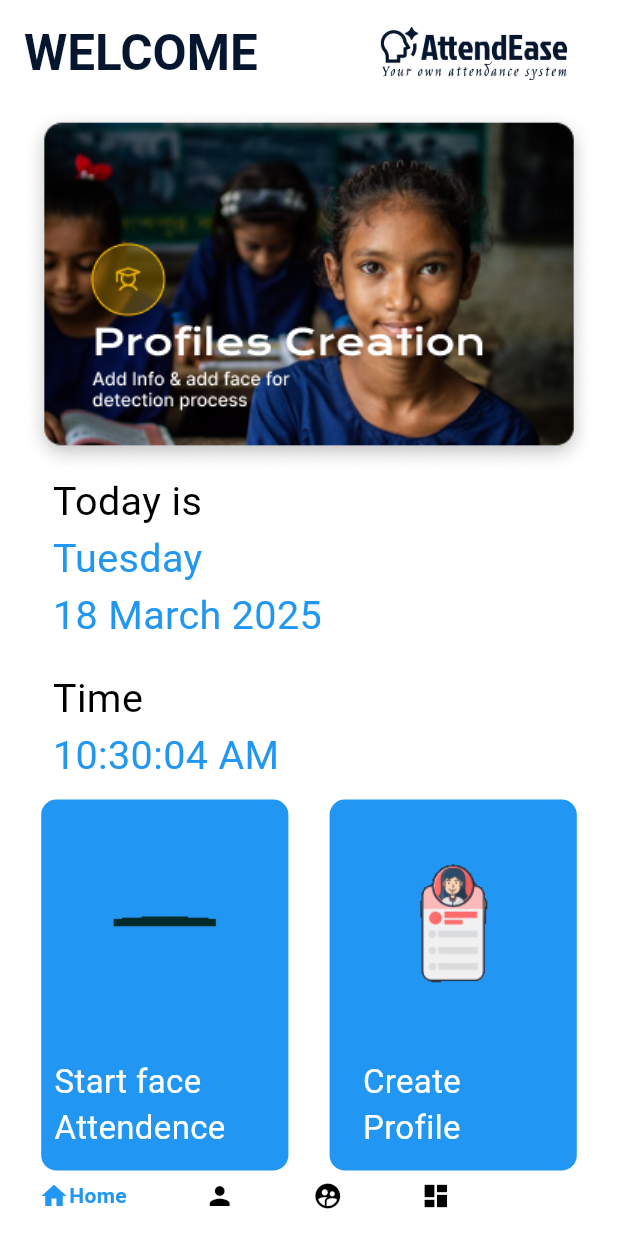
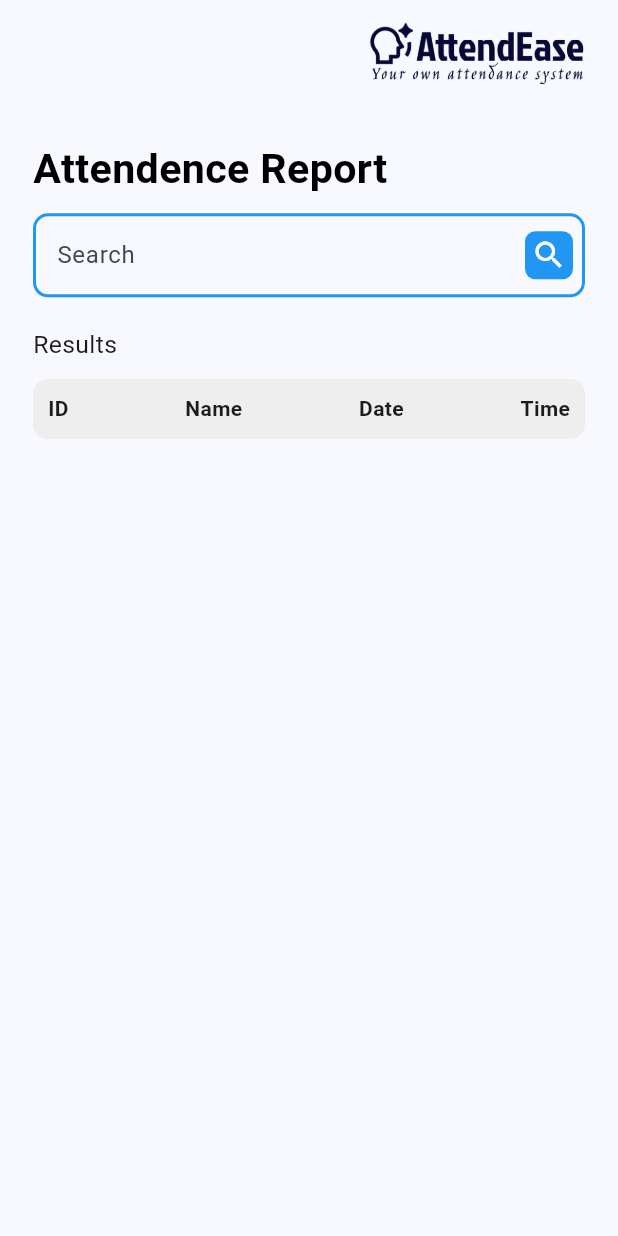
Before and after one commit to Hammadyousaf1/AttendEase, a Flutter app: the screen it shows after launch, on a phone screen of 412 x 824 dp. Run offline on Flutter 3.47's test engine with Material 3 defaults, Android fonts, the phone set to English and light mode, and no system bars; drawn by our look-alikes of carousel_slider, google_nav_bar; our stand-ins replace camera, flutter_screenutil, google_fonts, permission_handler, supabase_flutter; missing offline and left inert: google_mlkit_face_detection; accounts and stored records are empty.

Commit message:
by kalia3.0

```diff
--- a/ae/lib/Dashboeard.dart
+++ b/ae/lib/Dashboeard.dart
@@ -1,16 +1,6 @@
 import 'package:flutter/material.dart';
 import 'package:intl/intl.dart';
 import 'package:supabase_flutter/supabase_flutter.dart';
-
-class MyApp extends StatelessWidget {
-  @override
-  Widget build(BuildContext context) {
-    return MaterialApp(
-      debugShowCheckedModeBanner: false,
-      home: DashboardScreen(),
-    );
-  }
-}
 
 class DashboardScreen extends StatefulWidget {
   @override
--- a/ae/lib/main.dart
+++ b/ae/lib/main.dart
@@ -1,4 +1,5 @@
 import 'package:ae/Splash_Screen.dart';
+import 'package:ae/reports_Screen.dart';
 import 'package:flutter/material.dart';
 import 'package:flutter_screenutil/flutter_screenutil.dart';
 import 'package:google_fonts/google_fonts.dart';
@@ -32,7 +33,7 @@ class MyApp extends StatelessWidget {
           ),
           visualDensity: VisualDensity.adaptivePlatformDensity,
         ),
-        home: SplashScreen(),
+        home: ReportsScreen(),
       ),
     );
   }
--- /dev/null
+++ b/ae/lib/reports_Screen.dart
@@ -0,0 +1,154 @@
+import 'package:flutter/material.dart';
+import 'package:flutter_screenutil/flutter_screenutil.dart';
+import 'package:supabase_flutter/supabase_flutter.dart';
+
+class ReportsScreen extends StatefulWidget {
+  const ReportsScreen({super.key});
+
+  @override
+  State<ReportsScreen> createState() => _ReportsScreenState();
+}
+
+class _ReportsScreenState extends State<ReportsScreen> {
+  final TextEditingController _searchController = TextEditingController();
+  List<Map<String, dynamic>> _searchResults = [];
+  final _supabase = Supabase.instance.client;
+
+  void _performSearch(String query) async {
+    if (query.isEmpty) {
+      setState(() {
+        _searchResults = [];
+      });
+      return;
+    }
+
+    try {
+      final response = await _supabase
+          .from('attendance')
+          .select()
+          .or('id.ilike.%$query%,name.ilike.%$query%')
+          ._execute();
+
+      setState(() {
+        _searchResults = List<Map<String, dynamic>>.from(response.data ?? []);
+      });
+    } catch (e) {
+      print('Error searching: $e');
+    }
+  }
+
+  @override
+  Widget build(BuildContext context) {
+    return Scaffold(
+      appBar: AppBar(
+        toolbarHeight: 70.h,
+        actions: [
+          Padding(
+            padding: EdgeInsets.only(right: 20.w),
+            child: Image.asset(
+              'assets/Group2.png',
+              height: 40.h,
+            ),
+          ),
+        ],
+      ),
+      body: Padding(
+        padding: const EdgeInsets.all(22.0),
+        child: Column(
+          crossAxisAlignment: CrossAxisAlignment.start,
+          children: [
+            Text(
+              'Attendence Report',
+              style: TextStyle(
+                  color: Theme.of(context).colorScheme.secondary,
+                  fontSize: 25.sp,
+                  fontWeight: FontWeight.bold),
+            ),
+            SizedBox(
+              height: 10.h,
+            ),
+            TextField(
+              controller: _searchController,
+              onChanged: _performSearch,
+              decoration: InputDecoration(
+                  hintText: 'Search',
+                  suffixIcon: Padding(
+                    padding: const EdgeInsets.all(8.0),
+                    child: Container(
+                      height: 15.h,
+                      width: 15.w,
+                      decoration: BoxDecoration(
+                          borderRadius: BorderRadius.circular(7),
+                          color: Theme.of(context).colorScheme.primary),
+                      child: Icon(
+                        Icons.search,
+                        color: Colors.white,
+                      ),
+                    ),
+                  ),
+                  enabledBorder: OutlineInputBorder(
+                      borderSide: BorderSide(
+                          color: Colors.blue,
+                          style: BorderStyle.solid,
+                          width: 2.0),
+                      borderRadius: BorderRadius.circular(10)),
+                  border: OutlineInputBorder(
+                      borderRadius: BorderRadius.circular(10))),
+            ),
+            SizedBox(
+              height: 20.h,
+            ),
+            Text(
+              'Results',
+              style: TextStyle(
+                fontSize: 15.sp,
+              ),
+            ),
+            SizedBox(
+              height: 10.h,
+            ),
+            Container(
+              padding: EdgeInsets.all(10),
+              decoration: BoxDecoration(
+                color: Colors.grey[200],
+                borderRadius: BorderRadius.circular(10),
+              ),
+              child: Row(
+                mainAxisAlignment: MainAxisAlignment.spaceBetween,
+                children: [
+                  Text('ID', style: TextStyle(fontWeight: FontWeight.bold)),
+                  Text('Name', style: TextStyle(fontWeight: FontWeight.bold)),
+                  Text('Date', style: TextStyle(fontWeight: FontWeight.bold)),
+                  Text('Time', style: TextStyle(fontWeight: FontWeight.bold)),
+                ],
+              ),
+            ),
+            Expanded(
+              child: ListView.builder(
+                itemCount: _searchResults.length,
+                itemBuilder: (context, index) {
+                  final result = _searchResults[index];
+                  return ListTile(
+                    title: Row(
+                      mainAxisAlignment: MainAxisAlignment.spaceBetween,
+                      children: [
+                        Text(result['id'] ?? ''),
+                        Text(result['name'] ?? ''),
+                        Text(result['date'] ?? ''),
+                        Text(result['time'] ?? ''),
+                      ],
+                    ),
+                  );
+                },
+              ),
+            ),
+          ],
+        ),
+      ),
+    );
+  }
+}
+
+extension on PostgrestFilterBuilder<PostgrestList> {
+  _execute() {}
+}
```
Also changed, not shown: ae/lib/RegisrationScreen.dart (+32 -14 lines), 4 other files.
